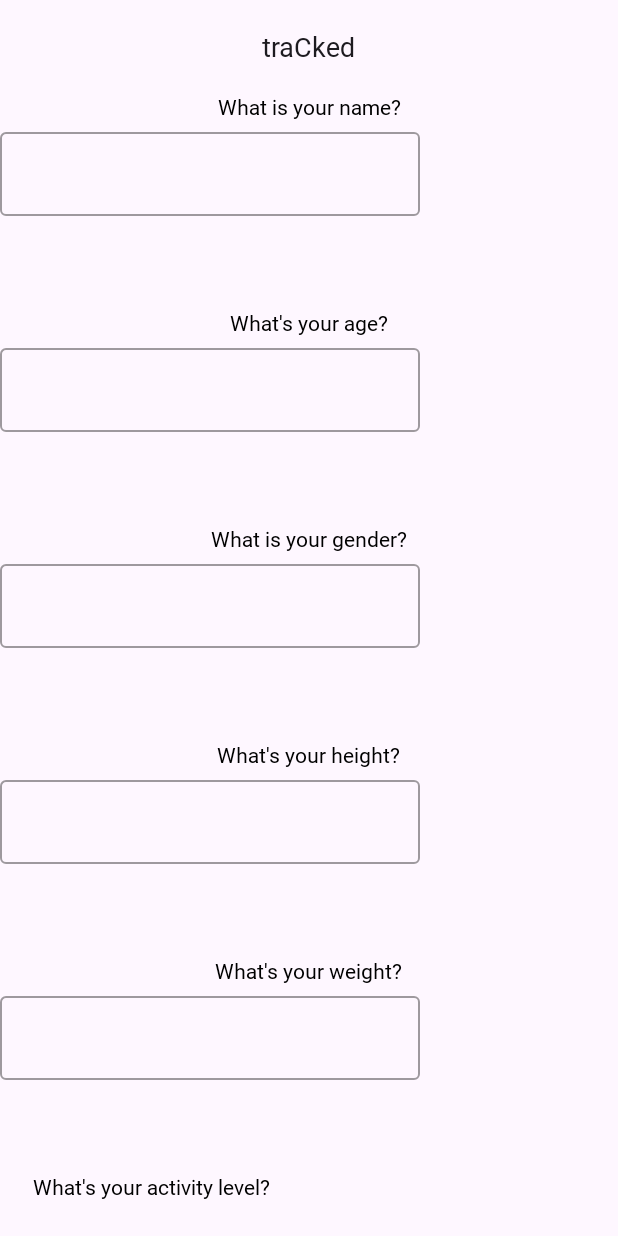
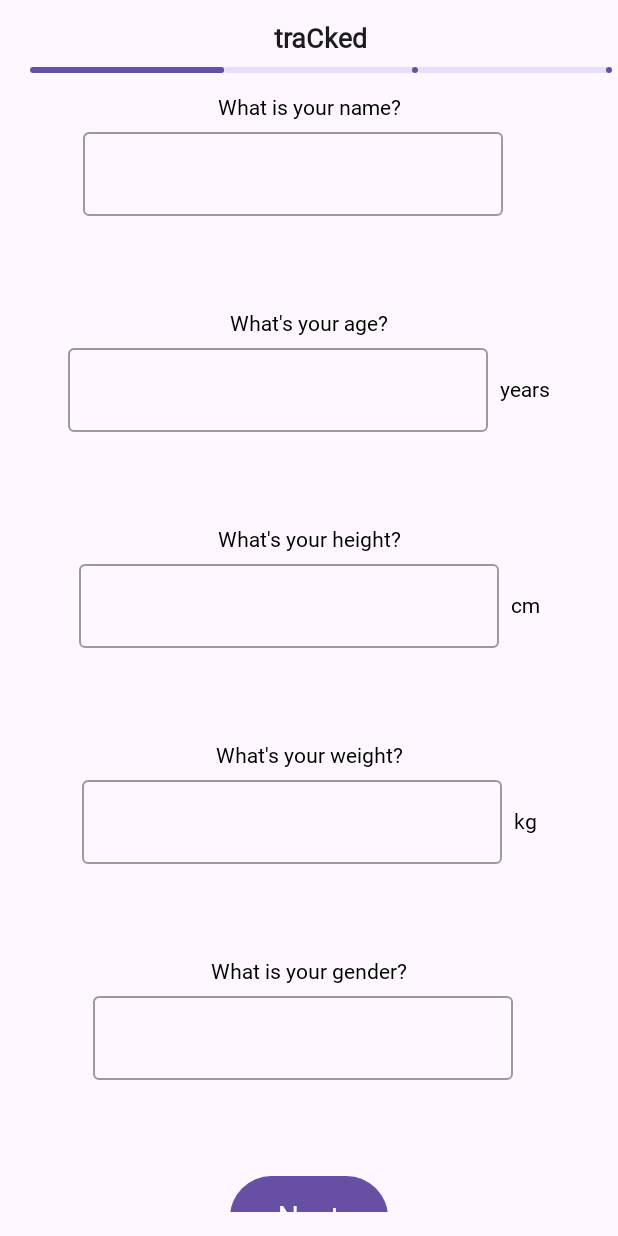
Before and after one commit to landmuc/traCked, an Android app built with Jetpack Compose: the screen it shows after launch (MainActivity), on a phone screen of 412 x 824 dp. Run offline under Robolectric (Android 15) with nearby library versions, the phone set to English and light mode, and no system bars.

Commit message:
added and modified UI

```diff
--- a/app/src/main/java/com/landmuc/tracked/navigation/Navigation.kt
+++ b/app/src/main/java/com/landmuc/tracked/navigation/Navigation.kt
@@ -11,6 +11,9 @@ import androidx.navigation.compose.NavHost
 import androidx.navigation.compose.composable
 import androidx.navigation.compose.rememberNavController
 import com.landmuc.questionnaire_presentation.QuestionnaireScreen
+import com.landmuc.questionnaire_presentation.activity_and_goal.ActivityAndGoalScreen
+import com.landmuc.questionnaire_presentation.nutrient_goal.NutrientGoalScreen
+import com.landmuc.questionnaire_presentation.personal_info.PersonalInfoScreen
 
 @Composable
 fun Navigation() {
@@ -23,11 +26,17 @@ fun Navigation() {
     ) {
         NavHost(
             navController = navController,
-            startDestination = Route.QUESTIONNAIRE,
+            startDestination = Route.PERSONALINFO,
             modifier = Modifier.padding(it)
         ) {
-            composable(route = Route.QUESTIONNAIRE) {
-                QuestionnaireScreen()
+            composable(route = Route.PERSONALINFO) {
+                PersonalInfoScreen()
+            }
+            composable(route = Route.ACTIVITYANDGOAL) {
+                ActivityAndGoalScreen()
+            }
+            composable(route = Route.NUTRIENTGOAL) {
+                NutrientGoalScreen()
             }
         }
     }
--- a/app/src/main/java/com/landmuc/tracked/navigation/Route.kt
+++ b/app/src/main/java/com/landmuc/tracked/navigation/Route.kt
@@ -1,7 +1,9 @@
 package com.landmuc.tracked.navigation
 
 object Route {
-    const val QUESTIONNAIRE = "questionnaire"
+    const val PERSONALINFO = "personal_info"
+    const val ACTIVITYANDGOAL = "activity_and_goal"
+    const val NUTRIENTGOAL = "nutrient_goal"
     const val TRACKER = "tracker"
     const val SEARCH = "search"
 }
--- a/questionnaire/questionnaire_presentation/src/main/java/com/landmuc/questionnaire_presentation/TopAppBar.kt
+++ /dev/null
@@ -1,30 +0,0 @@
-package com.landmuc.questionnaire_presentation
-
-import androidx.compose.foundation.layout.Row
-import androidx.compose.material3.CenterAlignedTopAppBar
-import androidx.compose.material3.ExperimentalMaterial3Api
-import androidx.compose.material3.MaterialTheme
-import androidx.compose.material3.Text
-import androidx.compose.runtime.Composable
-import androidx.compose.ui.Alignment
-import androidx.compose.ui.Modifier
-import androidx.compose.ui.res.stringResource
-import com.landmuc.core.R
-
-@OptIn(ExperimentalMaterial3Api::class)
-@Composable
-fun TopAppBar(modifier: Modifier = Modifier) {
-    CenterAlignedTopAppBar(
-        title = {
-            Row(
-                verticalAlignment = Alignment.CenterVertically
-            ) {
-                Text(
-                    text = stringResource(R.string.app_name),
-                    style = MaterialTheme.typography.displayLarge
-                )
-            }
-        },
-        modifier = modifier
-    )
-}
--- /dev/null
+++ b/questionnaire/questionnaire_presentation/src/main/java/com/landmuc/questionnaire_presentation/activity_and_goal/ActivityAndGoalViewModel.kt
@@ -0,0 +1,6 @@
+package com.landmuc.questionnaire_presentation.activity_and_goal
+
+import androidx.lifecycle.ViewModel
+
+
+class ActivityAndGoalViewModel(): ViewModel() {}
--- /dev/null
+++ b/questionnaire/questionnaire_presentation/src/main/java/com/landmuc/questionnaire_presentation/components/ActionButton.kt
@@ -0,0 +1,36 @@
+package com.landmuc.questionnaire_presentation.components
+
+import androidx.compose.foundation.layout.padding
+import androidx.compose.foundation.shape.RoundedCornerShape
+import androidx.compose.material3.Button
+import androidx.compose.material3.MaterialTheme
+import androidx.compose.material3.Text
+import androidx.compose.runtime.Composable
+import androidx.compose.ui.Modifier
+import androidx.compose.ui.text.TextStyle
+import androidx.compose.ui.unit.dp
+import com.landmuc.core_ui.LocalSpacing
+
+@Composable
+fun ActionButton(
+    text: String,
+    onClick: () -> Unit,
+    modifier: Modifier = Modifier,
+    isEnabled: Boolean = true,
+    textStyle: TextStyle = MaterialTheme.typography.labelLarge
+) {
+    val spacing = LocalSpacing.current
+    Button(
+        onClick = onClick,
+        modifier = modifier,
+        enabled = isEnabled,
+        shape = RoundedCornerShape(100.dp)
+    ) {
+        Text(
+            text = text,
+            style = textStyle,
+            color = MaterialTheme.colorScheme.onPrimary,
+            modifier = Modifier.padding(spacing.spaceSmall)
+        )
+    }
+}
--- a/questionnaire/questionnaire_presentation/src/main/java/com/landmuc/questionnaire_presentation/components/TextQuestion.kt
+++ b/questionnaire/questionnaire_presentation/src/main/java/com/landmuc/questionnaire_presentation/components/TextQuestion.kt
@@ -1,7 +1,9 @@
 package com.landmuc.questionnaire_presentation.components
 
+import androidx.compose.foundation.layout.Arrangement
 import androidx.compose.foundation.layout.Column
 import androidx.compose.foundation.layout.Spacer
+import androidx.compose.foundation.layout.fillMaxWidth
 import androidx.compose.foundation.layout.height
 import androidx.compose.material.Text
 import androidx.compose.material3.MaterialTheme
--- /dev/null
+++ b/questionnaire/questionnaire_presentation/src/main/java/com/landmuc/questionnaire_presentation/components/TopAppBar.kt
@@ -0,0 +1,65 @@
+package com.landmuc.questionnaire_presentation.components
+
+import androidx.compose.foundation.layout.Arrangement
+import androidx.compose.foundation.layout.Column
+import androidx.compose.foundation.layout.Row
+import androidx.compose.foundation.layout.Spacer
+import androidx.compose.foundation.layout.height
+import androidx.compose.foundation.layout.padding
+import androidx.compose.material3.CenterAlignedTopAppBar
+import androidx.compose.material3.ExperimentalMaterial3Api
+import androidx.compose.material3.LinearProgressIndicator
+import androidx.compose.material3.MaterialTheme
+import androidx.compose.material3.Text
+import androidx.compose.runtime.Composable
+import androidx.compose.ui.Alignment
+import androidx.compose.ui.Modifier
+import androidx.compose.ui.res.stringResource
+import androidx.compose.ui.text.font.FontWeight
+import com.landmuc.core.R
+import com.landmuc.core_ui.LocalSpacing
+
+@OptIn(ExperimentalMaterial3Api::class)
+@Composable
+fun TopAppBar(
+    modifier: Modifier = Modifier,
+    firstProgress: Float = 0f,
+    secondProgress: Float = 0f,
+    thirdProgress: Float = 0f
+) {
+    val spacing = LocalSpacing.current
+    CenterAlignedTopAppBar(
+        title = {
+            Column(
+                horizontalAlignment = Alignment.CenterHorizontally,
+                modifier = modifier
+            ) {
+                Text(
+                    text = stringResource(R.string.app_name),
+                    fontWeight = FontWeight.ExtraBold,
+                    style = MaterialTheme.typography.displayLarge
+                )
+                Spacer(modifier = Modifier.height(spacing.spaceSmall))
+                Row(
+                    horizontalArrangement = Arrangement.SpaceBetween,
+                    modifier = Modifier
+                        .padding(start = spacing.spaceExtraSmall, end = spacing.spaceExtraSmall)
+                ) {
+                    LinearProgressIndicator(
+                        progress = firstProgress,
+                        modifier = Modifier.weight(0.33f)
+                        )
+                    LinearProgressIndicator(
+                        progress = secondProgress,
+                        modifier = Modifier.weight(0.33f)
+                    )
+                    LinearProgressIndicator(
+                        progress = thirdProgress,
+                        modifier = Modifier.weight(0.33f)
+                        )
+                }
+            }
+        },
+        modifier = modifier
+    )
+}
--- a/questionnaire/questionnaire_presentation/src/main/java/com/landmuc/questionnaire_presentation/components/UnitTextField.kt
+++ b/questionnaire/questionnaire_presentation/src/main/java/com/landmuc/questionnaire_presentation/components/UnitTextField.kt
@@ -1,5 +1,7 @@
 package com.landmuc.questionnaire_presentation.components
 
+import androidx.compose.foundation.layout.Arrangement
+import androidx.compose.foundation.layout.IntrinsicSize
 import androidx.compose.foundation.layout.Row
 import androidx.compose.foundation.layout.Spacer
 import androidx.compose.foundation.layout.fillMaxWidth
@@ -9,6 +11,7 @@ import androidx.compose.material.Text
 import androidx.compose.material3.MaterialTheme
 import androidx.compose.runtime.Composable
 import androidx.compose.ui.Modifier
+import androidx.compose.ui.layout.LastBaseline
 import com.landmuc.core_ui.LocalSpacing
 
 @Composable
@@ -20,17 +23,24 @@ fun UnitTextField(
 ) {
    val spacing = LocalSpacing.current
     Row(
-        modifier = modifier.fillMaxWidth()
+        modifier = modifier,
+        horizontalArrangement = Arrangement.Center
     ) {
         OutlinedTextField(
             value = text,
             onValueChange = onValueChange,
-            textStyle = MaterialTheme.typography.displayMedium
+            textStyle = MaterialTheme.typography.displayMedium,
+            singleLine = true,
+            modifier = Modifier
+                .width(IntrinsicSize.Min)
+                .alignBy(LastBaseline)
         )
         Spacer(modifier = Modifier.width(spacing.spaceSmall))
         Text(
             text = unit,
-            style = MaterialTheme.typography.displayMedium
+            style = MaterialTheme.typography.displayMedium,
+            modifier = Modifier
+                .alignBy(LastBaseline)
             )
     }
 }
--- /dev/null
+++ b/questionnaire/questionnaire_presentation/src/main/java/com/landmuc/questionnaire_presentation/nutrient_goal/NutrientGoalViewModel.kt
@@ -0,0 +1,6 @@
+package com.landmuc.questionnaire_presentation.nutrient_goal
+
+import androidx.lifecycle.ViewModel
+
+
+class NutrientGoalViewModel(): ViewModel() {}
--- /dev/null
+++ b/questionnaire/questionnaire_presentation/src/main/java/com/landmuc/questionnaire_presentation/personal_info/PersonalInfoScreen.kt
@@ -0,0 +1,81 @@
+package com.landmuc.questionnaire_presentation.personal_info
+
+import androidx.compose.foundation.layout.Spacer
+import androidx.compose.foundation.layout.fillMaxSize
+import androidx.compose.foundation.layout.height
+import androidx.compose.foundation.layout.padding
+import androidx.compose.foundation.lazy.LazyColumn
+import androidx.compose.material3.Scaffold
+import androidx.compose.runtime.Composable
+import androidx.compose.ui.Alignment
+import androidx.compose.ui.Modifier
+import androidx.compose.ui.res.stringResource
+import com.landmuc.core_ui.LocalSpacing
+import com.landmuc.questionnaire_presentation.components.TextQuestion
+import com.landmuc.core.R
+import com.landmuc.questionnaire_presentation.components.ActionButton
+import com.landmuc.questionnaire_presentation.components.TopAppBar
+
+@Composable
+fun PersonalInfoScreen(
+    modifier: Modifier = Modifier
+) {
+    val spacing = LocalSpacing.current
+    Scaffold(
+        topBar = {
+            TopAppBar(
+                firstProgress = 1f
+            )
+        }
+    ) {
+        LazyColumn(
+            contentPadding = it,
+            horizontalAlignment = Alignment.CenterHorizontally,
+            modifier = modifier
+                .fillMaxSize()
+                .padding(bottom = spacing.spaceMedium)
+        ) {
+            item {
+                TextQuestion(
+                    questionText = stringResource(id = R.string.whats_your_name),
+                    text = "",
+                    onValueChange = {},
+                    unit = "    "
+                )
+                Spacer(modifier = Modifier.height(spacing.spaceExtraLarge))
+                TextQuestion(
+                    questionText = stringResource(id = R.string.whats_your_age),
+                    text = "",
+                    onValueChange = {},
+                    unit = stringResource(id = R.string.years)
+                )
+                Spacer(modifier = Modifier.height(spacing.spaceExtraLarge))
+                TextQuestion(
+                    questionText = stringResource(id = R.string.whats_your_height),
+                    text = "",
+                    onValueChange = {},
+                    unit = stringResource(id = R.string.cm)
+                )
+                Spacer(modifier = Modifier.height(spacing.spaceExtraLarge))
+                TextQuestion(
+                    questionText = stringResource(id = R.string.whats_your_weight),
+                    text = "",
+                    onValueChange = {},
+                    unit = stringResource(id = R.string.kg)
+                )
+                Spacer(modifier = Modifier.height(spacing.spaceExtraLarge))
+                TextQuestion(
+                    questionText = stringResource(id = R.string.whats_your_gender),
+                    text = "",
+                    onValueChange = {},
+                    unit = ""
+                )
+                Spacer(modifier = Modifier.height(spacing.spaceExtraLarge))
+                ActionButton(
+                    text = stringResource(id = R.string.next),
+                    onClick = { /*TODO*/ }
+                )
+            }
+        }
+    }
+}
--- /dev/null
+++ b/questionnaire/questionnaire_presentation/src/main/java/com/landmuc/questionnaire_presentation/personal_info/PersonalInfoViewModel.kt
@@ -0,0 +1,6 @@
+package com.landmuc.questionnaire_presentation.personal_info
+
+import androidx.lifecycle.ViewModel
+
+
+class PersonalInfoViewModel(): ViewModel() {}
```
Also changed, not shown: questionnaire/questionnaire_presentation/src/main/java/com/landmuc/questionnaire_presentation/QuestionnaireScreen.kt (+23 -7 lines), questionnaire/questionnaire_presentation/src/main/java/com/landmuc/questionnaire_presentation/activity_and_goal/ActivityAndGoalScreen.kt (added, +67 -0 lines), questionnaire/questionnaire_presentation/src/main/java/com/landmuc/questionnaire_presentation/components/TextQuestionThreeAnswers.kt (added, +61 -0 lines), questionnaire/questionnaire_presentation/src/main/java/com/landmuc/questionnaire_presentation/nutrient_goal/NutrientGoalScreen.kt (added, +52 -0 lines).
